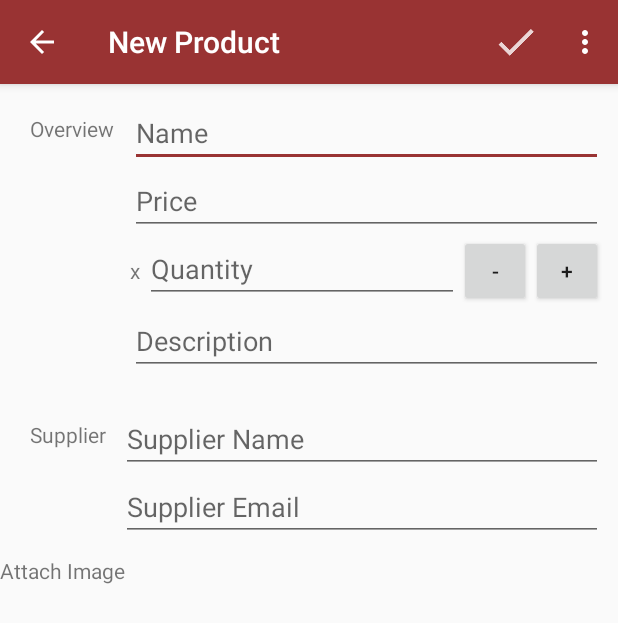
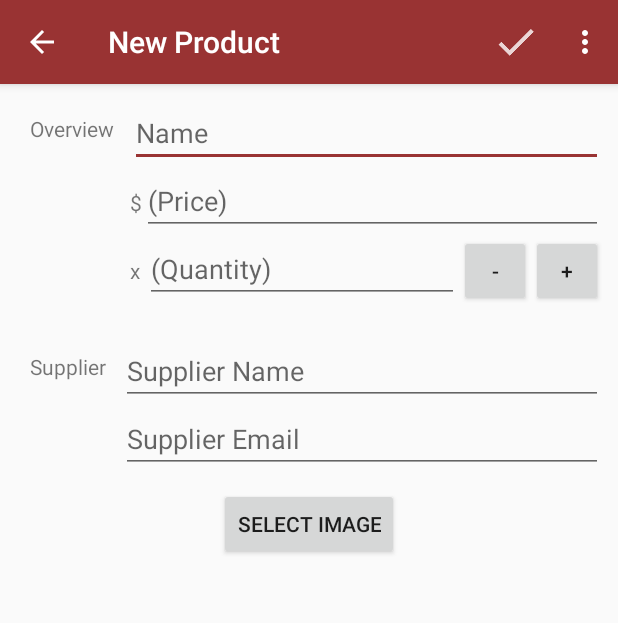
Before and after one commit to buchheimt/InventoryApp, an Android app: the EditorActivity screen opened directly, with no data from a screen before it, on a phone screen of 412 x 824 dp. Shown: the top 623 px of the screen. Run offline under Robolectric (Android 15) with nearby library versions, the phone set to English and light mode, and no system bars.

```diff
--- a/app/src/main/java/com/tyler_buchheim/inventoryapp/ProductCursorAdapter.java
+++ b/app/src/main/java/com/tyler_buchheim/inventoryapp/ProductCursorAdapter.java
@@ -16,6 +16,7 @@ import android.widget.Toast;
 import com.tyler_buchheim.inventoryapp.data.ProductContract.ProductEntry;
 
 import java.net.URI;
+import java.util.Locale;
 
 public class ProductCursorAdapter extends CursorAdapter {
 
@@ -43,12 +44,13 @@ public class ProductCursorAdapter extends CursorAdapter {
 
         int id = cursor.getInt(idColumnIndex);
         String name = cursor.getString(nameColumnIndex);
-        String price = cursor.getString(priceColumnIndex);
+        final double price = cursor.getDouble(priceColumnIndex) / 100;
+        String priceString = "$" + String.format(Locale.US, "%.2f", price);
         final int quantity = cursor.getInt(quantityColumnIndex);
         String quantityString = "x " + String.valueOf(quantity);
 
         nameTextView.setText(name);
-        priceTextView.setText("$" + price);
+        priceTextView.setText(priceString);
         quantityTextView.setText(quantityString);
 
         final Uri uri = Uri.parse(ProductEntry.CONTENT_URI + "/" + id);
--- a/app/src/main/java/com/tyler_buchheim/inventoryapp/data/ProductContract.java
+++ b/app/src/main/java/com/tyler_buchheim/inventoryapp/data/ProductContract.java
@@ -26,7 +26,6 @@ public final class ProductContract {
         public static final String COLUMN_PRODUCT_NAME = "name";
         public static final String COLUMN_PRODUCT_PRICE = "price";
         public static final String COLUMN_PRODUCT_QUANTITY = "quantity";
-        public static final String COLUMN_PRODUCT_DESCRIPTION = "description";
         public static final String COLUMN_PRODUCT_SUPPLIER_NAME = "supplier_name";
         public static final String COLUMN_PRODUCT_SUPPLIER_EMAIL = "supplier_email";
         public static final String COLUMN_PRODUCT_IMAGE = "image";
--- a/app/src/main/java/com/tyler_buchheim/inventoryapp/data/ProductDbHelper.java
+++ b/app/src/main/java/com/tyler_buchheim/inventoryapp/data/ProductDbHelper.java
@@ -24,7 +24,6 @@ public class ProductDbHelper extends SQLiteOpenHelper {
                 + ProductEntry.COLUMN_PRODUCT_NAME + " TEXT NOT NULL, "
                 + ProductEntry.COLUMN_PRODUCT_PRICE + " INTEGER NOT NULL, "
                 + ProductEntry.COLUMN_PRODUCT_QUANTITY + " INTEGER NOT NULL DEFAULT 0, "
-                + ProductEntry.COLUMN_PRODUCT_DESCRIPTION + " TEXT, "
                 + ProductEntry.COLUMN_PRODUCT_SUPPLIER_NAME + " TEXT NOT NULL, "
                 + ProductEntry.COLUMN_PRODUCT_SUPPLIER_EMAIL + " TEXT NOT NULL, "
                 + ProductEntry.COLUMN_PRODUCT_IMAGE + " TEXT NOT NULL);";
--- a/app/src/main/java/com/tyler_buchheim/inventoryapp/data/ProductProvider.java
+++ b/app/src/main/java/com/tyler_buchheim/inventoryapp/data/ProductProvider.java
@@ -91,7 +91,6 @@ public class ProductProvider extends ContentProvider {
     }
 
     private Uri insertProduct(Uri uri, ContentValues values) {
-        //TODO Add validation checks to data
 
         SQLiteDatabase db = mDbHelper.getWritableDatabase();
 
@@ -121,7 +120,6 @@ public class ProductProvider extends ContentProvider {
     }
 
     private int updateProduct(Uri uri, ContentValues values, String selection, String[] selectionArgs) {
-        //TODO Add validation checks to data
 
         // Don't hit DB if there are no values to update
         if (values.size() == 0) {
--- a/app/src/main/res/layout/activity_editor.xml
+++ b/app/src/main/res/layout/activity_editor.xml
@@ -1,7 +1,13 @@
 <?xml version="1.0" encoding="utf-8"?>
+<ScrollView xmlns:android="http://schemas.android.com/apk/res/android"
+    xmlns:tools="http://schemas.android.com/tools"
+    android:layout_width="match_parent"
+    android:layout_height="match_parent"
+    tools:context="com.tyler_buchheim.inventoryapp.CatalogActivity">
+
     <LinearLayout
-    xmlns:android="http://schemas.android.com/apk/res/android" android:layout_width="match_parent"
-    android:layout_height="match_parent"
+        android:layout_width="match_parent"
+        android:layout_height="wrap_content"
         android:orientation="vertical">
 
         <LinearLayout
@@ -27,12 +33,24 @@
                     android:layout_height="wrap_content"
                     android:hint="Name"/>
 
+                <LinearLayout
+                    android:layout_width="match_parent"
+                    android:layout_height="wrap_content">
+
+                    <TextView
+                        android:layout_width="wrap_content"
+                        android:layout_height="wrap_content"
+                        android:text="$"/>
+
                     <EditText
                         android:id="@+id/edit_price"
-                android:inputType="number"
-                android:layout_width="match_parent"
+                        android:inputType="numberDecimal"
+                        android:layout_width="0dp"
+                        android:layout_weight="1"
                         android:layout_height="wrap_content"
-                android:hint="Price"/>
+                        android:hint="(Price)"/>
+
+                </LinearLayout>
 
                 <LinearLayout
                     android:layout_width="match_parent"
@@ -49,7 +67,7 @@
                         android:layout_width="0dp"
                         android:layout_weight="1"
                         android:layout_height="wrap_content"
-                    android:hint="Quantity"/>
+                        android:hint="(Quantity)"/>
 
                     <Button
                         android:id="@+id/decrease_quantity"
@@ -64,12 +82,6 @@
                         android:text="+"/>
 
                 </LinearLayout>
-
-            <EditText
-                android:id="@+id/edit_description"
-                android:layout_width="match_parent"
-                android:layout_height="wrap_content"
-                android:hint="Description"/>
 
             </LinearLayout>
 
@@ -111,9 +123,31 @@
 
         </LinearLayout>
 
-    <TextView
-        android:text="Attach Image"
+        <RelativeLayout
             android:layout_width="match_parent"
-        android:layout_height="wrap_content" />
+            android:layout_height="wrap_content">
+
+            <Button
+                android:id="@+id/select_image"
+                android:layout_centerHorizontal="true"
+                android:layout_width="wrap_content"
+                android:layout_height="wrap_content"
+                android:text="Select Image"/>
+
+            <ImageView
+                android:id="@+id/image"
+                android:layout_marginTop="5dp"
+                android:layout_marginLeft="20dp"
+                android:layout_marginRight="20dp"
+                android:layout_below="@id/select_image"
+                android:layout_width="match_parent"
+                android:textAlignment="center"
+                android:layout_centerHorizontal="true"
+                android:layout_marginBottom="20dp"
+                android:layout_height="180dp" />
+
+        </RelativeLayout>
 
     </LinearLayout>
+
+</ScrollView>
--- a/app/src/main/res/values/strings.xml
+++ b/app/src/main/res/values/strings.xml
@@ -22,4 +22,11 @@
     <string name="sale_success">Sale was successful!</string>
     <string name="sale_error">There was an error recording this sale</string>
     <string name="sale_fail">Insufficient inventory to complete sale</string>
+    <string name="name_empty">Product name is required</string>
+    <string name="invalid_price">Price cannot be empty or negative</string>
+    <string name="invalid_quantity">Quantity cannot be empty or negative</string>
+    <string name="supplier_name_empty">Supplier name is required</string>
+    <string name="supplier_email_empty">Supplier email is required</string>
+    <string name="image_failed">There was an error loading the image</string>
+    <string name="image_empty">Image is required</string>
 </resources>
```
Also changed, not shown: app/src/main/java/com/tyler_buchheim/inventoryapp/EditorActivity.java (+92 -31 lines). Lines whose indentation alone changed are shown as unchanged.
